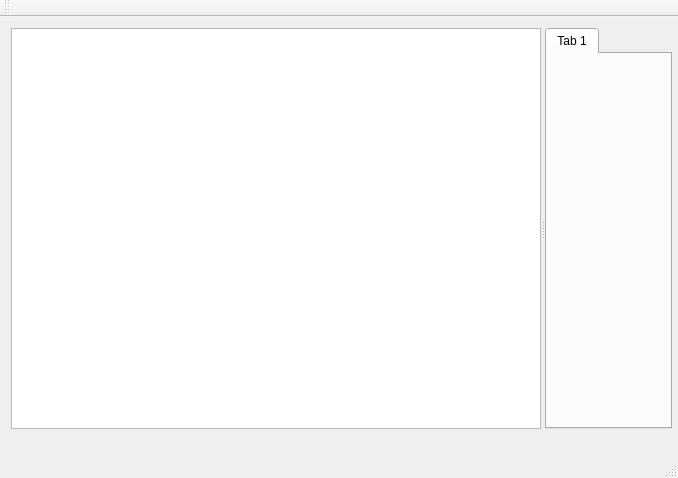
First picture: the form in mainwindow.ui, repository onto/effy, before the edit.
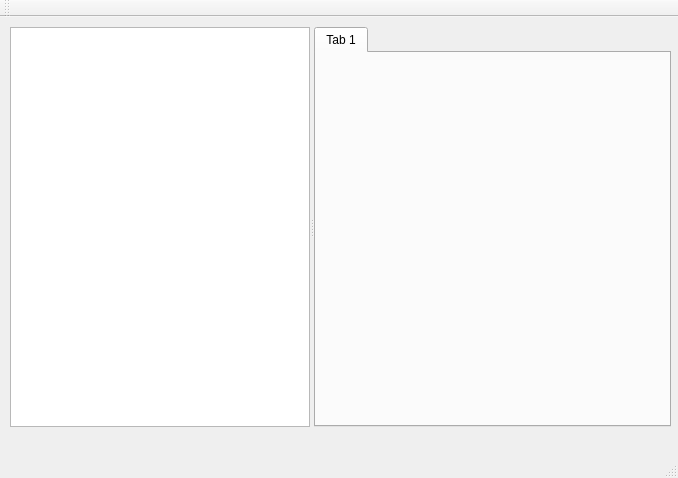
Second picture: the form after the edit.

```diff
--- a/mainwindow.ui
+++ b/mainwindow.ui
@@ -17,16 +17,29 @@
    <widget class="QSplitter" name="splitter">
     <property name="geometry">
      <rect>
-      <x>11</x>
-      <y>11</y>
+      <x>10</x>
+      <y>10</y>
       <width>661</width>
-      <height>401</height>
+      <height>400</height>
      </rect>
     </property>
+    <property name="sizePolicy">
+     <sizepolicy hsizetype="Expanding" vsizetype="Expanding">
+      <horstretch>0</horstretch>
+      <verstretch>0</verstretch>
+     </sizepolicy>
+    </property>
     <property name="orientation">
      <enum>Qt::Horizontal</enum>
     </property>
-    <widget class="QTreeView" name="treeView"/>
+    <widget class="QTreeView" name="treeView">
+     <property name="maximumSize">
+      <size>
+       <width>300</width>
+       <height>400</height>
+      </size>
+     </property>
+    </widget>
     <widget class="QTabWidget" name="tabWidget">
      <property name="currentIndex">
       <number>0</number>
```
